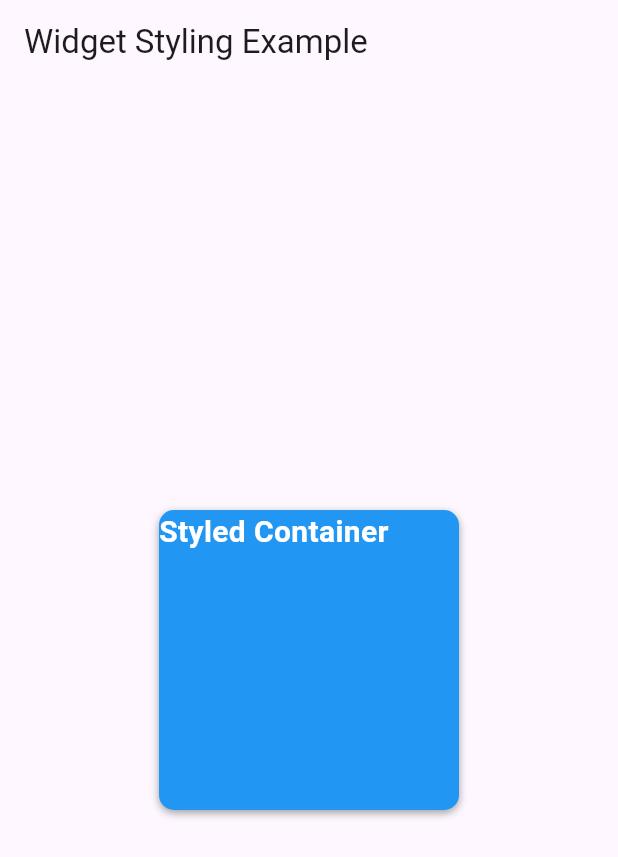
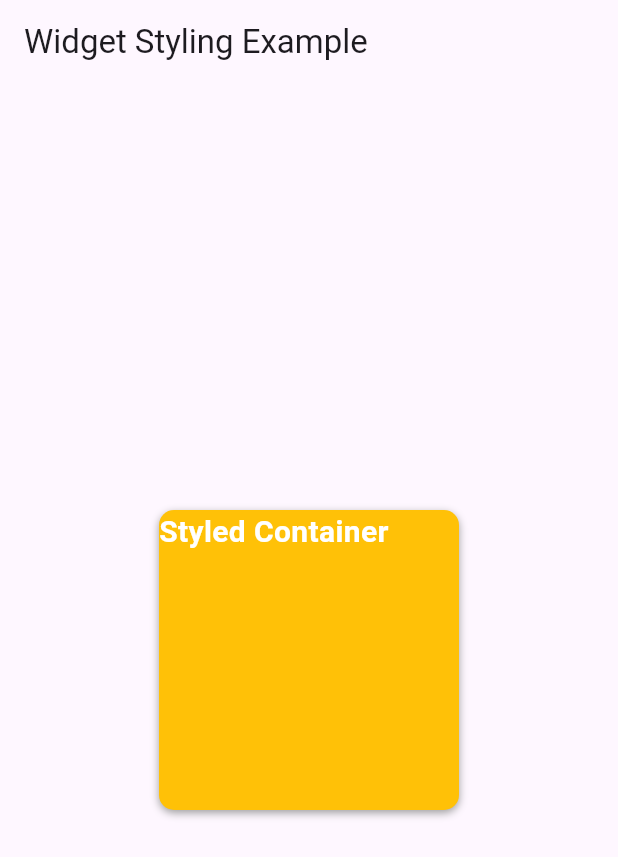
Before and after one commit to Zepelown/SmartFarm-Platform, a Flutter app: the screen it shows after launch, on a phone screen of 412 x 824 dp. Shown: the top 857 px of the screen. Run offline on Flutter 3.47's test engine with Material 3 defaults, Android fonts, the phone set to English and light mode, and no system bars.

Commit message:
Test: "테스트 깃 호환"

```diff
--- a/client/lib/main.dart
+++ b/client/lib/main.dart
@@ -18,7 +18,7 @@
             width: 200, // 너비 조절
             height: 200, // 높이 조절
             decoration: BoxDecoration(
-              color: Colors.blue, // 배경색상 변경
+              color: Colors.amber, // 배경색상 변경
               borderRadius: BorderRadius.circular(10), // 테두리 모서리 둥글게 조절
               boxShadow: [
                 BoxShadow(
```
